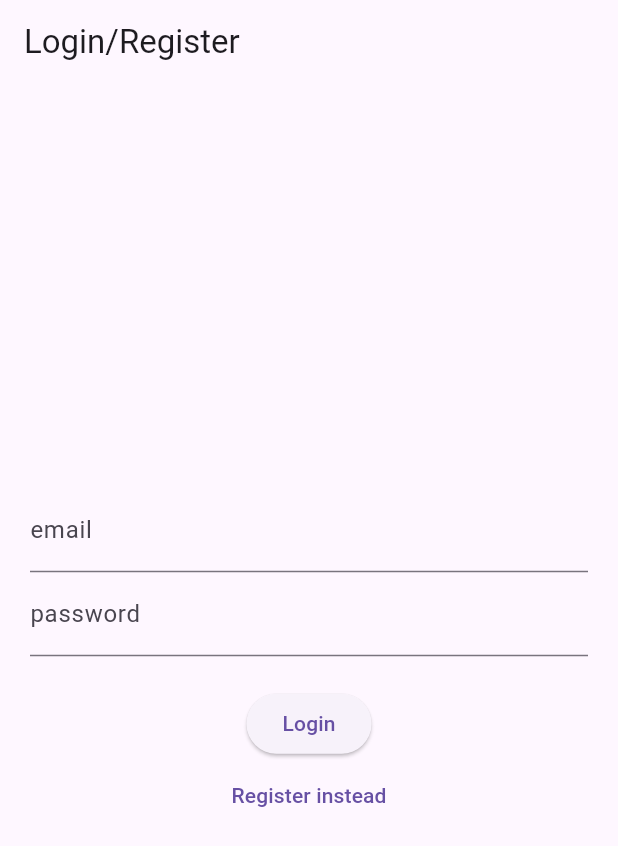
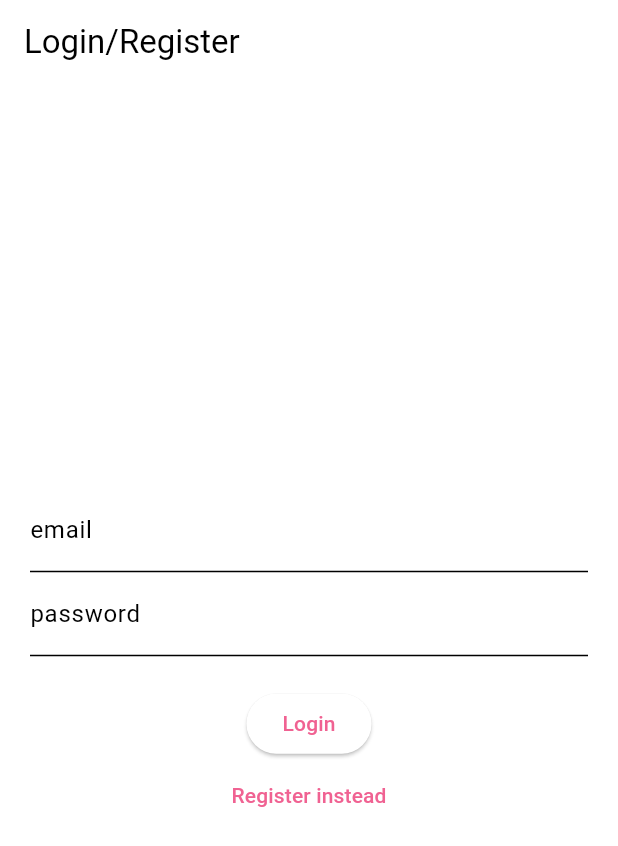
Before and after one commit to DeryckeTayron/SmartApp-Eindopdracht, a Flutter app: the screen it shows after launch, on a phone screen of 412 x 824 dp. Shown: the top 846 px of the screen. Run offline on Flutter 3.47's test engine with Material 3 defaults, Android fonts, the phone set to English and light mode, and no system bars; our stand-ins replace cloud_firestore, firebase_auth, firebase_core, flutter_map, geolocator, latlong2; missing offline and left inert: flutter_map_marker_popup; accounts and stored records are empty.

Commit message:
added delete function, added colors

```diff
--- a/vend_app/lib/main.dart
+++ b/vend_app/lib/main.dart
@@ -1,11 +1,14 @@
 import 'package:flutter/material.dart';
 import 'package:firebase_core/firebase_core.dart';
+import 'package:provider/provider.dart';
+import 'package:vend_app/theme/theme_provider.dart';
 import 'package:vend_app/widget_tree.dart';
 
 Future<void> main() async {
   WidgetsFlutterBinding.ensureInitialized();
   await Firebase.initializeApp();
-  runApp(const MyApp());
+  runApp(ChangeNotifierProvider(
+      create: (context) => ThemeProvider(), child: const MyApp()));
 }
 
 class MyApp extends StatelessWidget {
@@ -13,9 +16,10 @@ class MyApp extends StatelessWidget {
 
   @override
   Widget build(BuildContext context) {
-    return const MaterialApp(
+    return MaterialApp(
+      theme: Provider.of<ThemeProvider>(context).themeData,
       debugShowCheckedModeBanner: false,
-      home: WidgetTree(),
+      home: const WidgetTree(),
     );
   }
 }
--- a/vend_app/lib/models/vending_machine.dart
+++ b/vend_app/lib/models/vending_machine.dart
@@ -4,7 +4,8 @@ class VendingMachine {
   final double longitude;
   final String machineType;
   final String machineName;
+  final String id;
 
   VendingMachine(this.userId, this.latitude, this.longitude, this.machineType,
-      this.machineName);
+      this.machineName, this.id);
 }
--- /dev/null
+++ b/vend_app/lib/theme/theme.dart
@@ -0,0 +1,19 @@
+import 'package:flutter/material.dart';
+
+const Color vendAppWhite = Color(0xFFF6F6F3);
+const Color vendAppBlack = Color(0xFF040404);
+const Color vendAppBlue = Color(0xFF0C7489);
+
+ThemeData lightMode = ThemeData(
+    brightness: Brightness.light,
+    colorScheme: ColorScheme.light(
+        background: vendAppWhite,
+        primary: Colors.pink.shade300,
+        secondary: Colors.pink.shade200));
+
+ThemeData darkMode = ThemeData(
+    brightness: Brightness.dark,
+    colorScheme: ColorScheme.dark(
+        background: vendAppBlack,
+        primary: Colors.green.shade800,
+        secondary: Colors.green.shade700));
--- /dev/null
+++ b/vend_app/lib/theme/theme_provider.dart
@@ -0,0 +1,15 @@
+import 'package:flutter/material.dart';
+import 'package:vend_app/theme/theme.dart';
+
+class ThemeProvider with ChangeNotifier {
+  bool _isDarkMode = false; // Initial state: light mode
+
+  ThemeData get themeData => _isDarkMode ? darkMode : lightMode;
+
+  bool get isDarkMode => _isDarkMode; // Getter for easier access
+
+  void toggleTheme() {
+    _isDarkMode = !_isDarkMode;
+    notifyListeners();
+  }
+}
--- a/vend_app/pubspec.yaml
+++ b/vend_app/pubspec.yaml
@@ -43,6 +43,7 @@ dependencies:
   firebase_core: ^2.30.1
   cloud_firestore: ^4.17.2
   flutter_map_marker_popup: ^6.1.2
+  provider: ^6.1.2
 
 dev_dependencies:
   flutter_test:
```
Also changed, not shown: vend_app/lib/pages/dashboard_page.dart (+78 -26 lines), vend_app/lib/pages/settings_page.dart (+3 -7 lines), vend_app/lib/widgets/dark_mode_button.dart (added, +17 -0 lines), vend_app/lib/widgets/marker_popup.dart (+27 -11 lines), vend_app/pubspec.lock.
